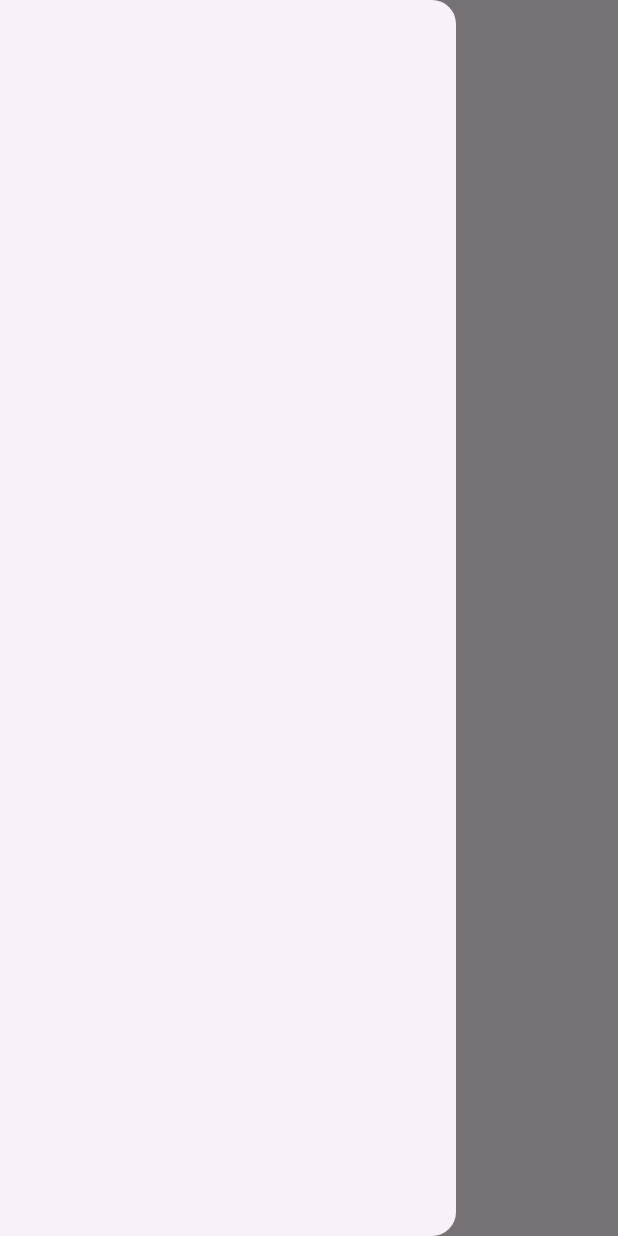
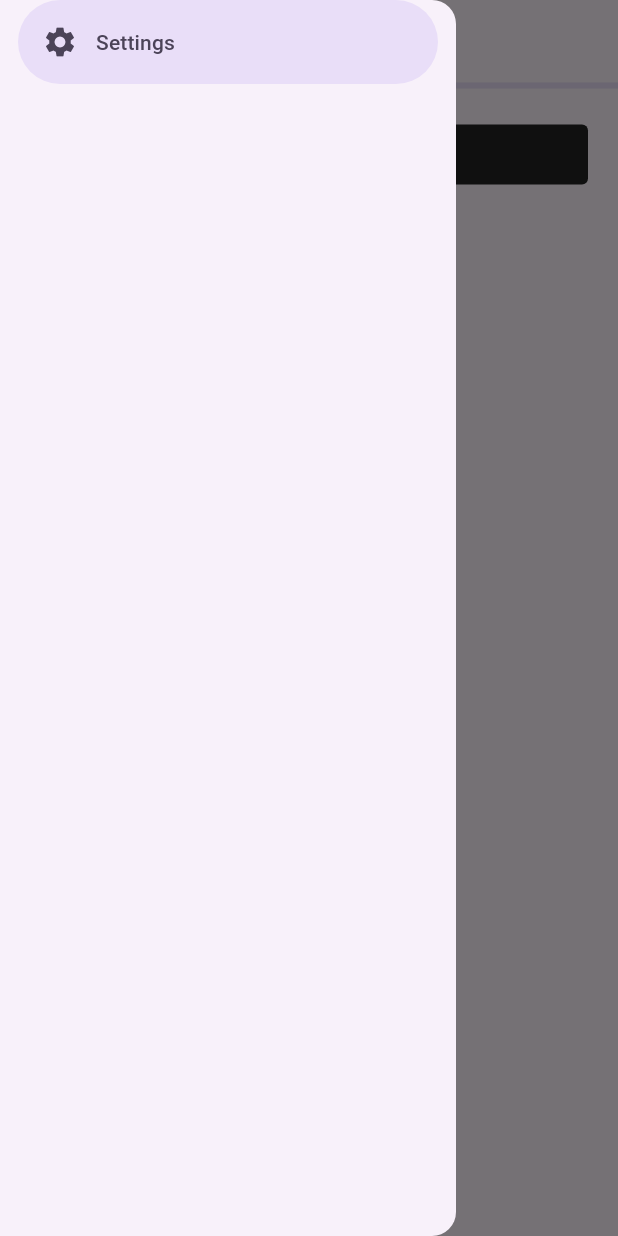
Before and after one commit to yngdrc/Quicknote-Flutter, a Flutter app: the HomeScreen screen opened directly, with the side drawer open, on a phone screen of 412 x 824 dp. Run offline on Flutter 3.47's test engine with Material 3 defaults, Android fonts, the phone set to English and light mode, and no system bars; our stand-ins replace firebase_auth, firebase_core, fluttertoast, get_it, injectable, rxdart and 1 more; accounts and stored records are empty.

Commit message:
added settings screen, improvements

```diff
--- a/lib/home/home_screen.dart
+++ b/lib/home/home_screen.dart
@@ -1,4 +1,6 @@
 import 'package:flutter/material.dart';
+import 'package:quicknote/navigation/navigation_screen.dart';
+import 'package:quicknote/navigation/rx_progress_indicator.dart';
 
 class HomeScreen extends StatefulWidget {
   const HomeScreen({super.key});
@@ -7,24 +9,54 @@ class HomeScreen extends StatefulWidget {
   State<StatefulWidget> createState() => _HomeScreenState();
 }
 
-class _HomeScreenState extends State<HomeScreen> {
+class _HomeScreenState extends State<HomeScreen> with TickerProviderStateMixin {
   final GlobalKey<ScaffoldState> _scaffoldKey = GlobalKey<ScaffoldState>();
+  late NavigationScreen _currentScreen = Destination.settings.navigationScreen;
 
   void openDrawer() => _scaffoldKey.currentState!.openDrawer();
+
+  void onDestinationSelected(Destination destination) {
+    if (_currentScreen.destination == destination) {
+      return;
+    }
+
+    setState(() => _currentScreen = destination.navigationScreen);
+  }
 
   @override
   Widget build(BuildContext context) {
     return Scaffold(
       key: _scaffoldKey,
       appBar: AppBar(
+        title: Text(
+          _currentScreen.destination.name,
+        ),
         leading: IconButton(
           onPressed: openDrawer,
           icon: const Icon(Icons.menu_rounded),
         ),
+        bottom: RxProgressIndicator(
+          operationRelay: _currentScreen.operationRelay,
+        ),
       ),
-      drawer: const NavigationDrawer(
-        children: [],
+      drawer: NavigationDrawer(
+        onDestinationSelected: (index) {
+          final destination = getDestinationByIndex(index);
+          if (destination == null) {
+            return;
+          }
+
+          onDestinationSelected(destination);
+        },
+        selectedIndex: _currentScreen.destination.index,
+        children: [
+          NavigationDrawerDestination(
+            icon: Icon(Destination.settings.iconData),
+            label: Text(Destination.settings.name),
+          ),
+        ],
       ),
+      body: _currentScreen,
     );
   }
 }
--- a/lib/main.dart
+++ b/lib/main.dart
@@ -26,7 +26,7 @@ Future<void> main() async {
 
 Future<Widget> getStartPage() async {
   final currentUser = await getIt<AuthService>().getCurrentUser();
-  return currentUser == null ? SignInScreen() : const HomeScreen();
+  return currentUser == null ? const SignInScreen() : const HomeScreen();
 }
 
 class QuicknoteApp extends StatelessWidget {
--- /dev/null
+++ b/lib/navigation/navigation_screen.dart
@@ -0,0 +1,42 @@
+import 'package:flutter/material.dart';
+import 'package:quicknote/settings/settings_screen.dart';
+import 'package:rxdart/rxdart.dart';
+
+abstract class NavigationScreen extends Widget {
+  const NavigationScreen({
+    super.key,
+    required this.destination,
+    required this.operationRelay,
+  });
+
+  final Destination destination;
+  final PublishSubject<bool> operationRelay;
+}
+
+enum Destination {
+  settings(name: "Settings", iconData: Icons.settings);
+
+  const Destination({required this.name, required this.iconData});
+
+  final String name;
+  final IconData iconData;
+
+  NavigationScreen get navigationScreen => getNavigationScreenByIndex(index)!;
+}
+
+NavigationScreen? getNavigationScreenByIndex(int index) {
+  final destination = Destination.values.firstWhere((destination) => true);
+  if (destination == Destination.settings) {
+    return SettingsScreen();
+  } else {
+    return null;
+  }
+}
+
+Destination? getDestinationByIndex(int index) {
+  try {
+    return Destination.values[index];
+  } catch (e) {
+    return null;
+  }
+}
--- /dev/null
+++ b/lib/navigation/rx_progress_indicator.dart
@@ -0,0 +1,44 @@
+import 'package:flutter/material.dart';
+import 'package:rxdart/rxdart.dart';
+
+class RxProgressIndicator extends StatefulWidget
+    implements PreferredSizeWidget {
+  const RxProgressIndicator({super.key, required this.operationRelay});
+
+  final PublishSubject<bool> operationRelay;
+
+  @override
+  State<StatefulWidget> createState() => _RxProgressIndicatorState();
+
+  @override
+  Size get preferredSize => const Size.fromHeight(3);
+}
+
+class _RxProgressIndicatorState extends State<RxProgressIndicator> {
+  final CompositeSubscription subscriptions = CompositeSubscription();
+  bool _isLoading = true;
+
+  void setIsLoading(bool isLoading) => setState(() {
+        _isLoading = isLoading;
+      });
+
+  @override
+  void initState() {
+    super.initState();
+    widget.operationRelay.listen(setIsLoading).addTo(subscriptions);
+  }
+
+  @override
+  void dispose() {
+    subscriptions.clear();
+    super.dispose();
+  }
+
+  @override
+  Widget build(BuildContext context) {
+    return LinearProgressIndicator(
+      color: Colors.deepPurple,
+      value: _isLoading ? null : 0.0,
+    );
+  }
+}
--- /dev/null
+++ b/lib/settings/settings_screen.dart
@@ -0,0 +1,39 @@
+import 'package:firebase_auth/firebase_auth.dart';
+import 'package:flutter/material.dart';
+import 'package:quicknote/authentication/auth_service.dart';
+import 'package:quicknote/main.dart';
+import 'package:quicknote/navigation/navigation_screen.dart';
+import 'package:quicknote/settings/widgets_settings.dart';
+import 'package:rxdart/rxdart.dart';
+
+class SettingsScreen extends StatelessWidget implements NavigationScreen {
+  SettingsScreen({super.key});
+
+  @override
+  final Destination destination = Destination.settings;
+
+  @override
+  final PublishSubject<bool> operationRelay = PublishSubject();
+
+  AsyncWidgetBuilder<User?> get builder =>
+      (BuildContext context, AsyncSnapshot<User?> snapshot) {
+        operationRelay.add(!snapshot.hasData && !snapshot.hasError);
+        if (snapshot.data?.isAnonymous == false) {
+          return const AuthenticatedUserWidget();
+        } else if (snapshot.data?.isAnonymous == true) {
+          return const AnonymousUserWidget();
+        } else {
+          return const Text("Error");
+        }
+      };
+
+  final Future<User?> _emailAddress = getIt<AuthService>().getCurrentUser();
+
+  @override
+  Widget build(BuildContext context) {
+    return FutureBuilder(
+      future: _emailAddress,
+      builder: builder,
+    );
+  }
+}
--- /dev/null
+++ b/lib/settings/widgets_settings.dart
@@ -0,0 +1,75 @@
+import 'package:flutter/material.dart';
+import 'package:quicknote/authentication/auth_service.dart';
+import 'package:quicknote/authentication/signin_screen.dart';
+
+import '../colors/quicknote_colors.dart';
+import '../main.dart';
+
+class AuthenticatedUserWidget extends StatelessWidget {
+  const AuthenticatedUserWidget({super.key});
+
+  Future<void> signOut(BuildContext context) =>
+      getIt<AuthService>().signOut((_) => Navigator.of(context).pushReplacement(
+            MaterialPageRoute(
+              builder: (context) => const SignInScreen(),
+            ),
+          ));
+
+  @override
+  Widget build(BuildContext context) {
+    return Padding(
+      padding: const EdgeInsets.all(20),
+      child: ListView(
+        children: [
+          FilledButton(
+            onPressed: () => signOut(context),
+            style: FilledButton.styleFrom(
+              minimumSize: const Size(double.infinity, 40),
+              backgroundColor: QuicknoteColors.blackShade2,
+              shape: RoundedRectangleBorder(
+                borderRadius: BorderRadius.circular(4),
+                side: BorderSide.none,
+              ),
+            ),
+            child: const Text("Sign out"),
+          ),
+        ],
+      ),
+    );
+  }
+}
+
+class AnonymousUserWidget extends StatelessWidget {
+  const AnonymousUserWidget({super.key});
+
+  Future<void> signOut(BuildContext context) => getIt<AuthService>().signOut(
+        (_) => Navigator.of(context).pushReplacement(
+          MaterialPageRoute(
+            builder: (context) => const SignInScreen(),
+          ),
+        ),
+      );
+
+  @override
+  Widget build(BuildContext context) {
+    return Padding(
+      padding: const EdgeInsets.all(20),
+      child: ListView(
+        children: [
+          FilledButton(
+            onPressed: () => signOut(context),
+            style: FilledButton.styleFrom(
+              minimumSize: const Size(double.infinity, 40),
+              backgroundColor: QuicknoteColors.blackShade2,
+              shape: RoundedRectangleBorder(
+                borderRadius: BorderRadius.circular(4),
+                side: BorderSide.none,
+              ),
+            ),
+            child: const Text("Sign out"),
+          ),
+        ],
+      ),
+    );
+  }
+}
--- a/pubspec.yaml
+++ b/pubspec.yaml
@@ -41,6 +41,7 @@ dependencies:
   fluttertoast: ^8.2.8
   injectable: ^2.5.0
   get_it: ^8.0.0
+  rxdart: ^0.28.0
 
 dev_dependencies:
   flutter_test:
```
Also changed, not shown: lib/authentication/auth_service.dart (+63 -17 lines), lib/authentication/signin_screen.dart (+24 -24 lines), lib/authentication/signup_screen.dart (+15 -19 lines), pubspec.lock.
